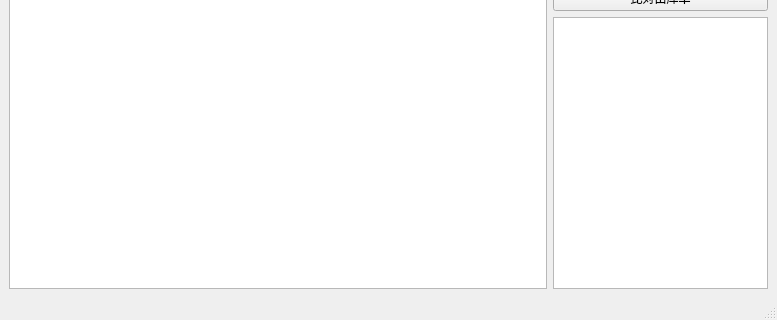
The window that qt5_client/contacts.ui (mahongquan/parts) describes before a commit, drawn with Qt 5; both pictures show x 0 to 777 and y 212 to 532 of the 777 by 532 pixel window.
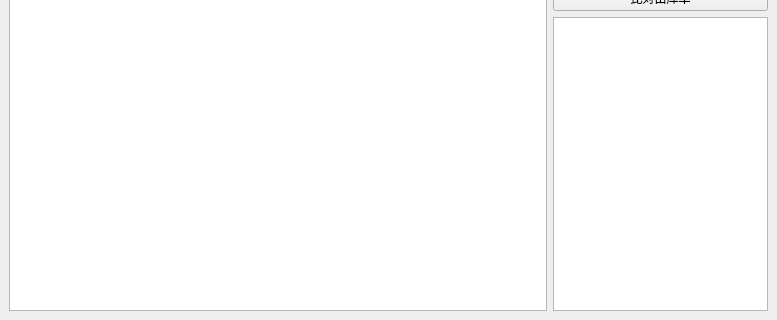
The same window after the commit.

The edit to the form file:
```diff
--- a/qt5_client/contacts.ui
+++ b/qt5_client/contacts.ui
@@ -110,7 +110,6 @@
     </item>
    </layout>
   </widget>
-  <widget class="QStatusBar" name="statusbar"/>
  </widget>
  <resources/>
  <connections>
```
